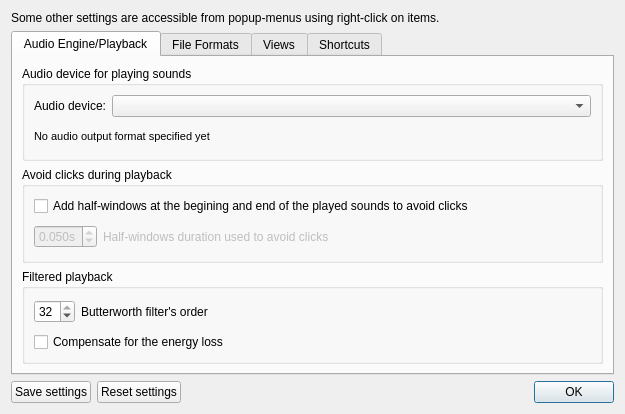
This is src/wdialogsettings.ui in gillesdegottex/dfasma as Qt 5 draws it before an edit. The edited form follows.
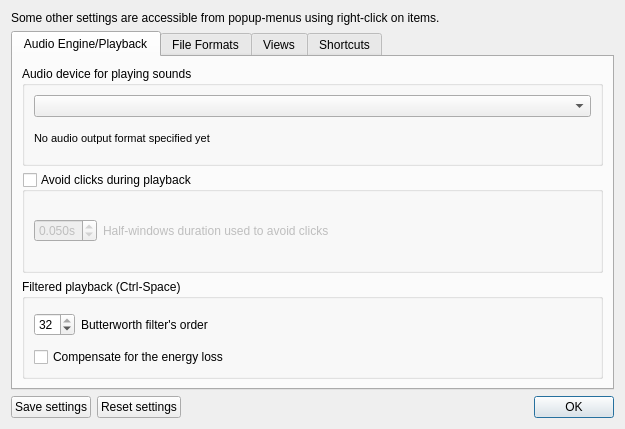
This is the edited form. Icons and pictures are not drawn.

```diff
--- a/src/wdialogsettings.ui
+++ b/src/wdialogsettings.ui
@@ -7,7 +7,7 @@
     <x>0</x>
     <y>0</y>
     <width>625</width>
-    <height>414</height>
+    <height>429</height>
    </rect>
   </property>
   <property name="sizePolicy">
@@ -55,13 +55,6 @@
          <layout class="QVBoxLayout" name="verticalLayout_2">
           <item>
            <layout class="QHBoxLayout" name="horizontalLayout">
-            <item>
-             <widget class="QLabel" name="label_2">
-              <property name="text">
-               <string>Audio device:</string>
-              </property>
-             </widget>
-            </item>
             <item>
              <widget class="QComboBox" name="cbPlaybackAudioOutputDevices">
               <property name="sizePolicy">
@@ -90,18 +83,23 @@
         </widget>
        </item>
        <item>
-        <widget class="QGroupBox" name="groupBox_2">
+        <widget class="QGroupBox" name="ckPlaybackAvoidClicksAddWindows">
+         <property name="toolTip">
+          <string>Add half-windows at the begining and end of the played sounds to avoid clicks</string>
+         </property>
+         <property name="statusTip">
+          <string>Add half-windows at the begining and end of the played sounds to avoid clicks</string>
+         </property>
          <property name="title">
           <string>Avoid clicks during playback</string>
          </property>
-         <layout class="QVBoxLayout" name="verticalLayout_5">
-          <item>
-           <widget class="QCheckBox" name="ckPlaybackAvoidClicksAddWindows">
-            <property name="text">
-             <string>Add half-windows at the begining and end of the played sounds to avoid clicks</string>
-            </property>
-           </widget>
-          </item>
+         <property name="checkable">
+          <bool>true</bool>
+         </property>
+         <property name="checked">
+          <bool>false</bool>
+         </property>
+         <layout class="QVBoxLayout" name="verticalLayout_9">
           <item>
            <layout class="QHBoxLayout" name="horizontalLayout_3">
             <item>
@@ -153,7 +151,7 @@
        <item>
         <widget class="QGroupBox" name="groupBox_3">
          <property name="title">
-          <string>Filtered playback</string>
+          <string>Filtered playback (Ctrl-Space)</string>
          </property>
          <layout class="QVBoxLayout" name="verticalLayout_6">
           <item>
```
